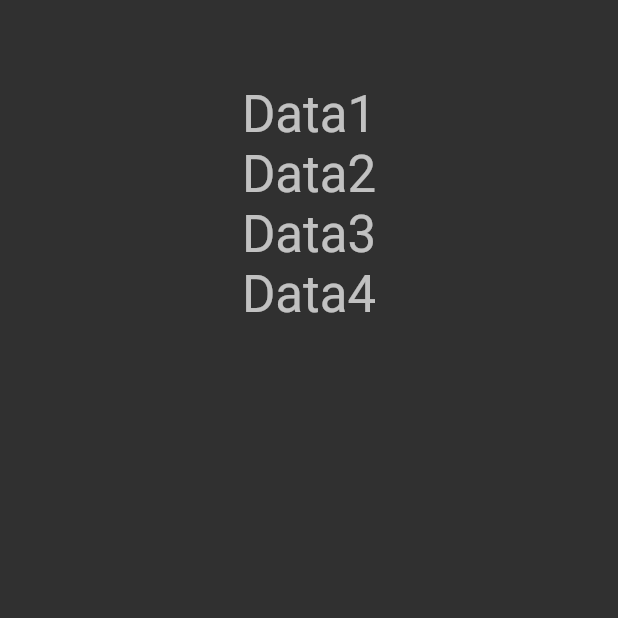
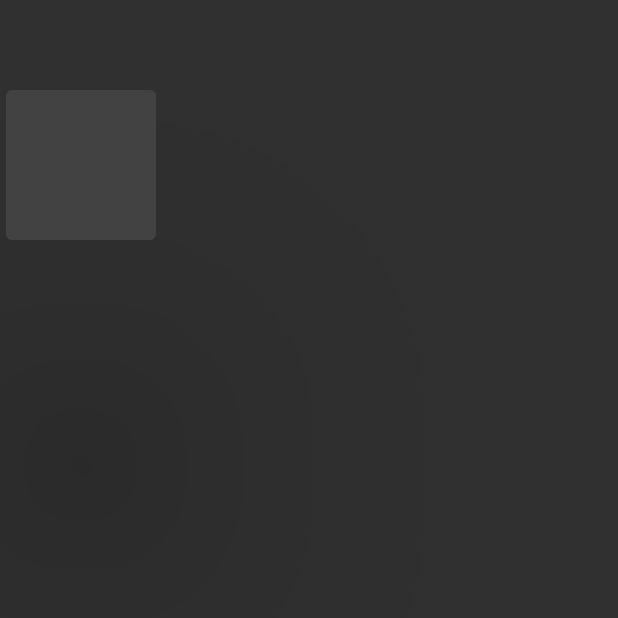
Before and after one commit to aliterliksiz/FlutterTutorial, a Flutter app: the screen it shows after launch, on a phone screen of 412 x 824 dp, the top half of it. Run offline on Flutter 3.47's test engine with Material 2 defaults, Android fonts, the phone set to English and light mode, and no system bars.

```diff
--- /dev/null
+++ b/lib/101/card_learn.dart
@@ -0,0 +1,23 @@
+import 'package:flutter/material.dart';
+
+class CardLearn extends StatelessWidget {
+  const CardLearn({Key? key}) : super(key: key);
+
+  @override
+  Widget build(BuildContext context) {
+    return Scaffold(
+      appBar: AppBar(),
+      body: Column(
+        children: [
+          Card(
+            elevation: 100,
+            child: SizedBox(
+              height: 100,
+              width: 100,
+            ),
+          )
+        ],
+      ),
+    );
+  }
+}
--- a/lib/main.dart
+++ b/lib/main.dart
@@ -2,9 +2,11 @@ import 'package:flutter/material.dart';
 import 'package:flutter/services.dart';
 import 'package:flutter_application_1/101/app_bar_learn.dart';
 import 'package:flutter_application_1/101/button_learn.dart';
+import 'package:flutter_application_1/101/card_learn.dart';
 import 'package:flutter_application_1/101/color_learn.dart';
 import 'package:flutter_application_1/101/container_sized_box_learn.dart';
 import 'package:flutter_application_1/101/icon_learn.dart';
+import 'package:flutter_application_1/101/padding_learn.dart';
 import 'package:flutter_application_1/101/scaffold_learn.dart';
 import 'package:flutter_application_1/101/stateless_learn.dart';
 import 'package:flutter_application_1/101/text_learn_view.dart';
@@ -32,7 +34,7 @@ class MyApp extends StatelessWidget {
       //Tema ile uğraşarak belirli bir standarta sahip olmalıyız.
       //Her sayfada appbar olmaz
       //Sayfaların standartlarını main.dart'ta yazacağız sonra bir daha yazmayacağız
-      home: StatelessLearn(),
+      home: CardLearn(),
     );
   }
 }
```
Also changed, not shown: lib/101/padding_learn.dart (added, +47 -0 lines).
